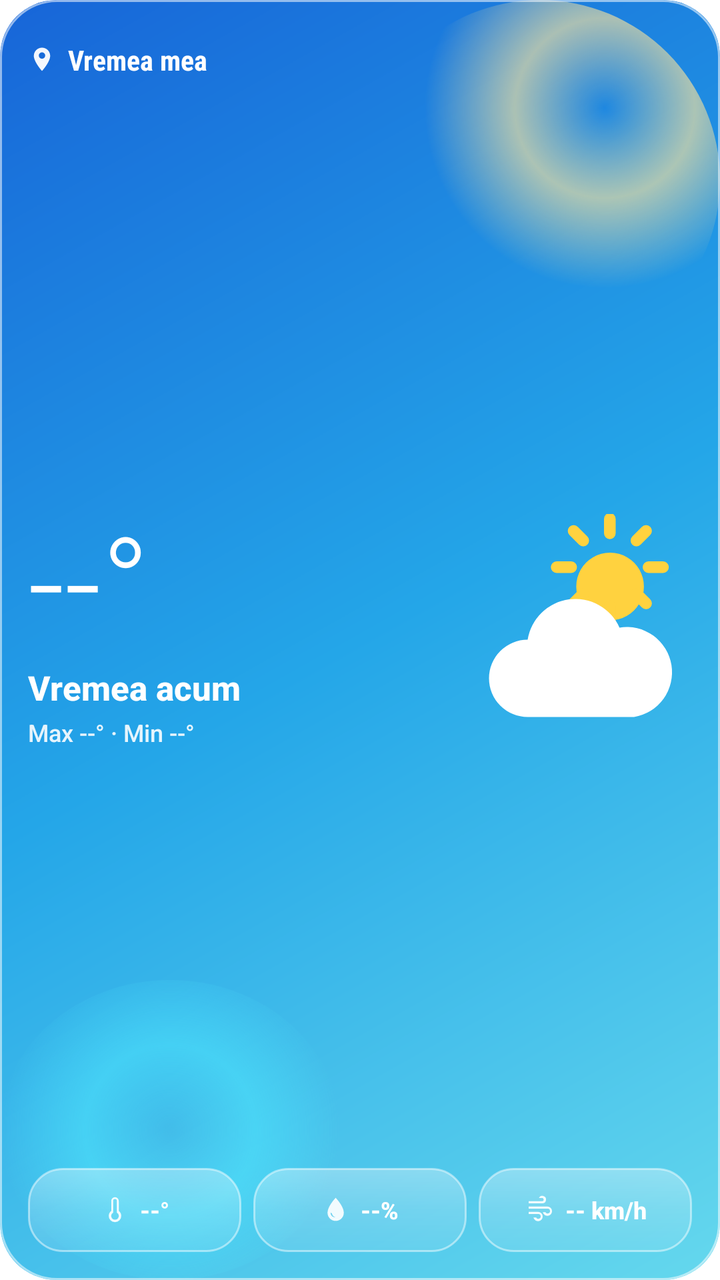
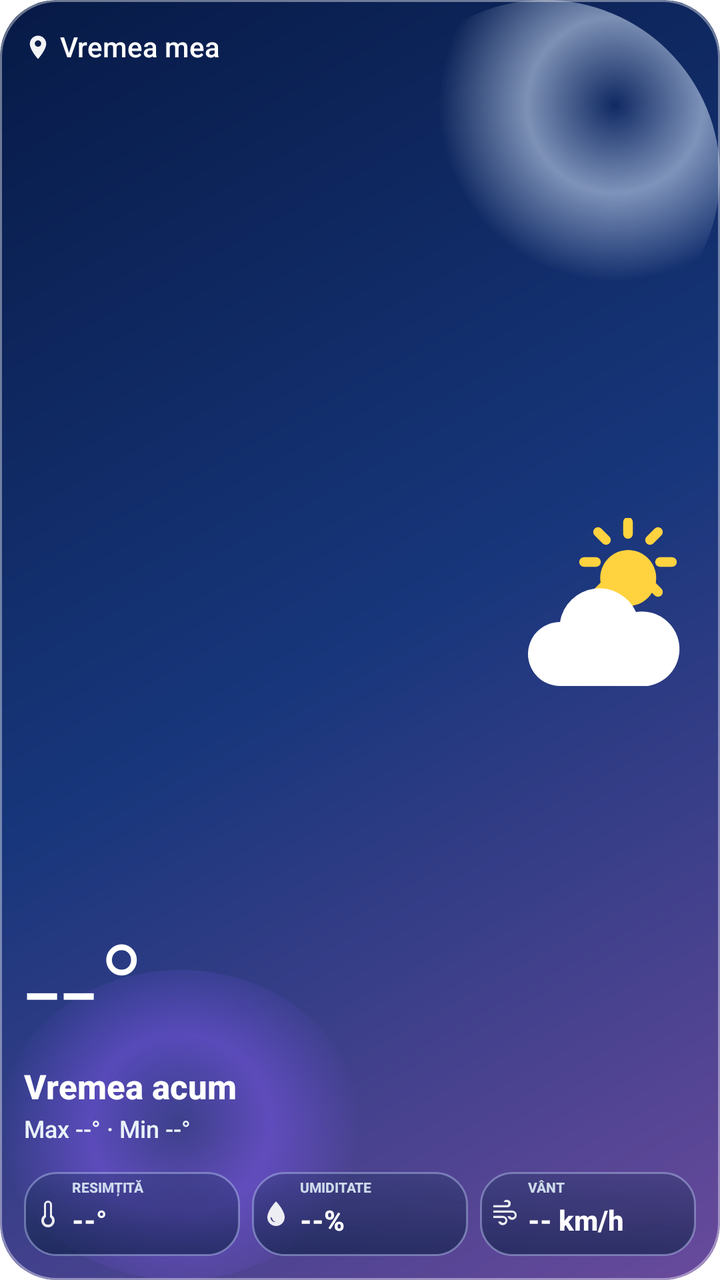

Screens rendered from an Android XML layout before and after an edit, with the pre-edit source and the edit as a unified diff.
<!-- AndroidManifest.xml: application theme android:Theme.Translucent.NoTitleBar -->
<!-- res/layout/widget_details.xml -->
<?xml version="1.0" encoding="utf-8"?>
<LinearLayout xmlns:android="http://schemas.android.com/apk/res/android"
    android:id="@+id/details_root"
    android:layout_width="match_parent"
    android:layout_height="match_parent"
    android:background="@drawable/widget_weather_day"
    android:clipToOutline="true"
    android:orientation="vertical"
    android:padding="14dp">

    <LinearLayout
        android:layout_width="match_parent"
        android:layout_height="32dp"
        android:gravity="center_vertical"
        android:orientation="horizontal">

        <TextView
            android:id="@+id/details_oras"
            android:layout_width="0dp"
            android:layout_height="wrap_content"
            android:layout_weight="1"
            android:drawableStart="@drawable/ic_widget_location"
            android:drawablePadding="6dp"
            android:ellipsize="end"
            android:fontFamily="sans-serif-condensed"
            android:maxLines="1"
            android:text="@string/widget_preview_city"
            android:textColor="#FFFFFFFF"
            android:textSize="14sp"
            android:textStyle="bold" />

        <TextView
            android:id="@+id/details_actualizat"
            android:layout_width="wrap_content"
            android:layout_height="wrap_content"
            android:layout_marginEnd="6dp"
            android:maxLines="1"
            android:text=""
            android:textColor="#D8FFFFFF"
            android:textSize="10sp" />
</LinearLayout>

    <LinearLayout
        android:layout_width="match_parent"
        android:layout_height="0dp"
        android:layout_weight="1"
        android:baselineAligned="false"
        android:gravity="center_vertical"
        android:orientation="horizontal">

        <LinearLayout
            android:layout_width="0dp"
            android:layout_height="wrap_content"
            android:layout_weight="1"
            android:orientation="vertical">

            <TextView
                android:id="@+id/details_temp"
                android:layout_width="wrap_content"
                android:layout_height="wrap_content"
                android:fontFamily="sans-serif-light"
                android:includeFontPadding="false"
                android:maxLines="1"
                android:text="--°"
                android:textColor="#FFFFFFFF"
                android:textSize="64sp" />

            <TextView
                android:id="@+id/details_desc"
                android:layout_width="match_parent"
                android:layout_height="wrap_content"
                android:layout_marginTop="2dp"
                android:ellipsize="end"
                android:fontFamily="sans-serif-medium"
                android:maxLines="1"
                android:text="Vremea acum"
                android:textColor="#FFFFFFFF"
                android:textSize="17sp"
                android:textStyle="bold" />

            <TextView
                android:id="@+id/details_maxmin"
                android:layout_width="match_parent"
                android:layout_height="wrap_content"
                android:layout_marginTop="3dp"
                android:ellipsize="end"
                android:fontFamily="sans-serif-medium"
                android:maxLines="1"
                android:text="Max --° · Min --°"
                android:textColor="#E2FFFFFF"
                android:textSize="12sp" />

            <TextView
                android:id="@+id/details_warning"
                android:layout_width="wrap_content"
                android:layout_height="wrap_content"
                android:layout_marginTop="5dp"
                android:background="@drawable/widget_warning_yellow"
                android:ellipsize="end"
                android:maxLines="1"
                android:paddingStart="8dp"
                android:paddingTop="4dp"
                android:paddingEnd="8dp"
                android:paddingBottom="4dp"
                android:text="! COD"
                android:textColor="#27313B"
                android:textSize="8sp"
                android:textStyle="bold"
                android:visibility="gone" />
        </LinearLayout>

        <ImageView
            android:id="@+id/details_icon"
            android:layout_width="116dp"
            android:layout_height="116dp"
            android:layout_marginStart="10dp"
            android:contentDescription="Starea vremii"
            android:src="@drawable/ic_w_partial" />
    </LinearLayout>

    <LinearLayout
        android:layout_width="match_parent"
        android:layout_height="42dp"
        android:baselineAligned="false"
        android:orientation="horizontal">

        <LinearLayout
            android:layout_width="0dp"
            android:layout_height="match_parent"
            android:layout_marginEnd="4dp"
            android:layout_weight="1"
            android:background="@drawable/widget_glass"
            android:gravity="center"
            android:orientation="horizontal"
            android:paddingStart="7dp"
            android:paddingEnd="7dp">
            <ImageView android:layout_width="15dp" android:layout_height="15dp" android:contentDescription="Temperatura resimțită" android:src="@drawable/ic_widget_thermo" />
            <TextView android:id="@+id/details_feels" android:layout_width="wrap_content" android:layout_height="wrap_content" android:layout_marginStart="5dp" android:ellipsize="end" android:fontFamily="sans-serif-medium" android:maxLines="1" android:text="--°" android:textColor="#FFFFFFFF" android:textSize="12sp" android:textStyle="bold" />
        </LinearLayout>

        <LinearLayout
            android:layout_width="0dp"
            android:layout_height="match_parent"
            android:layout_marginStart="2dp"
            android:layout_marginEnd="2dp"
            android:layout_weight="1"
            android:background="@drawable/widget_glass"
            android:gravity="center"
            android:orientation="horizontal"
            android:paddingStart="7dp"
            android:paddingEnd="7dp">
            <ImageView android:layout_width="15dp" android:layout_height="15dp" android:contentDescription="Umiditate" android:src="@drawable/ic_widget_drop" />
            <TextView android:id="@+id/details_humidity" android:layout_width="wrap_content" android:layout_height="wrap_content" android:layout_marginStart="5dp" android:ellipsize="end" android:fontFamily="sans-serif-medium" android:maxLines="1" android:text="--%" android:textColor="#FFFFFFFF" android:textSize="12sp" android:textStyle="bold" />
        </LinearLayout>

        <LinearLayout
            android:layout_width="0dp"
            android:layout_height="match_parent"
            android:layout_marginStart="4dp"
            android:layout_weight="1"
            android:background="@drawable/widget_glass"
            android:gravity="center"
            android:orientation="horizontal"
            android:paddingStart="7dp"
            android:paddingEnd="7dp">
            <ImageView android:layout_width="16dp" android:layout_height="16dp" android:contentDescription="Vânt" android:src="@drawable/ic_widget_wind" />
            <TextView android:id="@+id/details_wind" android:layout_width="wrap_content" android:layout_height="wrap_content" android:layout_marginStart="5dp" android:ellipsize="end" android:fontFamily="sans-serif-medium" android:maxLines="1" android:text="-- km/h" android:textColor="#FFFFFFFF" android:textSize="12sp" android:textStyle="bold" />
        </LinearLayout>
    </LinearLayout>
</LinearLayout>
<!-- resources referenced by this layout -->
<resources>
  <!-- drawable ic_widget_drop (drawable) -->
  <vector xmlns:android="http://schemas.android.com/apk/res/android" android:width="14dp" android:height="14dp" android:viewportWidth="24" android:viewportHeight="24">
      <path android:fillColor="#E8FFFFFF" android:pathData="M12,2.5S5.5,9.2 5.5,14.5a6.5,6.5 0,1 0,13,0C18.5,9.2 12,2.5 12,2.5zM9,15c0.3,1.7 1.3,2.7 3,3c-2.4,0.4 -4.4,-1.6 -4,-4c0.2,0.6 0.5,0.9 1,1z" />
  </vector>
  <!-- drawable ic_widget_location (drawable) -->
  <vector xmlns:android="http://schemas.android.com/apk/res/android" android:width="14dp" android:height="14dp" android:viewportWidth="24" android:viewportHeight="24">
      <path android:fillColor="#F2FFFFFF" android:pathData="M12,2C8.13,2 5,5.13 5,9c0,5.25 7,13 7,13s7,-7.75 7,-13c0,-3.87 -3.13,-7 -7,-7zM12,11.5A2.5,2.5 0,1 1,12,6a2.5,2.5 0,0 1,0,5.5z" />
  </vector>
  <!-- drawable ic_widget_thermo (drawable) -->
  <vector xmlns:android="http://schemas.android.com/apk/res/android" android:width="14dp" android:height="14dp" android:viewportWidth="24" android:viewportHeight="24">
      <path android:fillColor="#E8FFFFFF" android:pathData="M15,13V5a3,3 0,0 0,-6,0v8a5,5 0,1 0,6,0zM12,20a3,3 0,0 1,-1.5,-5.6V5a1.5,1.5 0,0 1,3,0v9.4A3,3 0,0 1,12,20z" />
  </vector>
  <!-- drawable ic_widget_wind (drawable) -->
  <vector xmlns:android="http://schemas.android.com/apk/res/android" android:width="15dp" android:height="15dp" android:viewportWidth="24" android:viewportHeight="24">
      <path android:fillColor="#E8FFFFFF" android:pathData="M4,7h10.2a2.8,2.8 0,1 0,-2.5,-4h2.1a1.2,1.2 0,1 1,0.4,2.4H4V7zM4,11h14.2a1.8,1.8 0,1 1,-1.6,2.6h-2a3.5,3.5 0,1 0,3.6,-4.2H4V11zM4,15h7.2a1.8,1.8 0,1 1,-1.6,2.6h-2a3.5,3.5 0,1 0,3.6,-4.2H4V15z" />
  </vector>
  <!-- drawable widget_glass (drawable) -->
  <?xml version="1.0" encoding="utf-8"?>
  <shape xmlns:android="http://schemas.android.com/apk/res/android" android:shape="rectangle">
      <corners android:radius="17dp" />
      <gradient android:angle="270" android:startColor="#55FFFFFF" android:centerColor="#2EFFFFFF" android:endColor="#16FFFFFF" />
      <stroke android:width="1dp" android:color="#78FFFFFF" />
  </shape>
  <!-- drawable widget_warning_yellow (drawable) -->
  <?xml version="1.0" encoding="utf-8"?>
  <shape xmlns:android="http://schemas.android.com/apk/res/android" android:shape="rectangle">
      <corners android:radius="12dp" />
      <solid android:color="#FFFFD34F" />
  </shape>
  <!-- drawable widget_weather_day (drawable) -->
  <?xml version="1.0" encoding="utf-8"?>
  <layer-list xmlns:android="http://schemas.android.com/apk/res/android">
      <item><shape android:shape="rectangle"><corners android:radius="28dp" /><gradient android:angle="315" android:startColor="#1765D8" android:centerColor="#24A6E8" android:endColor="#65D8ED" /></shape></item>
      <item android:gravity="top|end" android:width="180dp" android:height="180dp"><shape android:shape="oval"><gradient android:type="radial" android:gradientRadius="90dp" android:centerColor="#A0FFE59A" android:centerX="0.68" android:centerY="0.30" android:endColor="#00FFE59A" /></shape></item>
      <item android:gravity="bottom|start" android:width="170dp" android:height="150dp"><shape android:shape="oval"><gradient android:type="radial" android:gradientRadius="85dp" android:centerColor="#784EEBFF" android:endColor="#004EEBFF" /></shape></item>
      <item><shape android:shape="rectangle"><corners android:radius="28dp" /><stroke android:width="1dp" android:color="#88FFFFFF" /></shape></item>
  </layer-list>
  <string name="widget_preview_city">Vremea mea</string>
  <!-- unchanged entries left out for length: 1 -->
</resources>

<!-- the commit's change to res/layout/widget_details.xml (unified diff, before → after) -->
@@ -1,170 +1,39 @@
-<?xml version="1.0" encoding="utf-8"?>
-<LinearLayout xmlns:android="http://schemas.android.com/apk/res/android"
-    android:id="@+id/details_root"
-    android:layout_width="match_parent"
-    android:layout_height="match_parent"
-    android:background="@drawable/widget_weather_day"
-    android:clipToOutline="true"
-    android:orientation="vertical"
-    android:padding="14dp">
-
-    <LinearLayout
-        android:layout_width="match_parent"
-        android:layout_height="32dp"
-        android:gravity="center_vertical"
-        android:orientation="horizontal">
-
-        <TextView
-            android:id="@+id/details_oras"
-            android:layout_width="0dp"
-            android:layout_height="wrap_content"
-            android:layout_weight="1"
-            android:drawableStart="@drawable/ic_widget_location"
-            android:drawablePadding="6dp"
-            android:ellipsize="end"
-            android:fontFamily="sans-serif-condensed"
-            android:maxLines="1"
-            android:text="@string/widget_preview_city"
-            android:textColor="#FFFFFFFF"
-            android:textSize="14sp"
-            android:textStyle="bold" />
-
-        <TextView
-            android:id="@+id/details_actualizat"
-            android:layout_width="wrap_content"
-            android:layout_height="wrap_content"
-            android:layout_marginEnd="6dp"
-            android:maxLines="1"
-            android:text=""
-            android:textColor="#D8FFFFFF"
-            android:textSize="10sp" />
-</LinearLayout>
-
-    <LinearLayout
-        android:layout_width="match_parent"
-        android:layout_height="0dp"
-        android:layout_weight="1"
-        android:baselineAligned="false"
-        android:gravity="center_vertical"
-        android:orientation="horizontal">
-
-        <LinearLayout
-            android:layout_width="0dp"
-            android:layout_height="wrap_content"
-            android:layout_weight="1"
-            android:orientation="vertical">
-
-            <TextView
-                android:id="@+id/details_temp"
-                android:layout_width="wrap_content"
-                android:layout_height="wrap_content"
-                android:fontFamily="sans-serif-light"
-                android:includeFontPadding="false"
-                android:maxLines="1"
-                android:text="--°"
-                android:textColor="#FFFFFFFF"
-                android:textSize="64sp" />
-
-            <TextView
-                android:id="@+id/details_desc"
-                android:layout_width="match_parent"
-                android:layout_height="wrap_content"
-                android:layout_marginTop="2dp"
-                android:ellipsize="end"
-                android:fontFamily="sans-serif-medium"
-                android:maxLines="1"
-                android:text="Vremea acum"
-                android:textColor="#FFFFFFFF"
-                android:textSize="17sp"
-                android:textStyle="bold" />
-
-            <TextView
-                android:id="@+id/details_maxmin"
-                android:layout_width="match_parent"
-                android:layout_height="wrap_content"
-                android:layout_marginTop="3dp"
-                android:ellipsize="end"
-                android:fontFamily="sans-serif-medium"
-                android:maxLines="1"
-                android:text="Max --° · Min --°"
-                android:textColor="#E2FFFFFF"
-                android:textSize="12sp" />
-
-            <TextView
-                android:id="@+id/details_warning"
-                android:layout_width="wrap_content"
-                android:layout_height="wrap_content"
-                android:layout_marginTop="5dp"
-                android:background="@drawable/widget_warning_yellow"
-                android:ellipsize="end"
-                android:maxLines="1"
-                android:paddingStart="8dp"
-                android:paddingTop="4dp"
-                android:paddingEnd="8dp"
-                android:paddingBottom="4dp"
-                android:text="! COD"
-                android:textColor="#27313B"
-                android:textSize="8sp"
-                android:textStyle="bold"
-                android:visibility="gone" />
+<?xml version='1.0' encoding='utf-8'?>
+<LinearLayout xmlns:android="http://schemas.android.com/apk/res/android" android:id="@+id/details_root" android:layout_width="match_parent" android:layout_height="match_parent" android:background="@drawable/widget_weather_night" android:clipToOutline="true" android:orientation="vertical" android:padding="12dp">
+    <LinearLayout android:layout_width="match_parent" android:layout_height="24dp" android:orientation="horizontal" android:gravity="center_vertical">
+        <TextView android:id="@+id/details_oras" android:layout_width="0dp" android:layout_height="wrap_content" android:includeFontPadding="false" android:maxLines="1" android:ellipsize="end" android:fontFamily="sans-serif-medium" android:textColor="#FFFFFFFF" android:textSize="14sp" android:autoSizeTextType="uniform" android:autoSizeMinTextSize="6sp" android:autoSizeMaxTextSize="14sp" android:autoSizeStepGranularity="1sp" android:text="@string/widget_preview_city" android:drawableStart="@drawable/ic_widget_location" android:drawablePadding="4dp" android:layout_weight="1" />
+        <TextView android:id="@+id/details_actualizat" android:layout_width="40dp" android:layout_height="wrap_content" android:includeFontPadding="false" android:maxLines="1" android:ellipsize="end" android:fontFamily="sans-serif-medium" android:textColor="#FFFFFFFF" android:textSize="9sp" android:autoSizeTextType="uniform" android:autoSizeMinTextSize="6sp" android:autoSizeMaxTextSize="9sp" android:autoSizeStepGranularity="1sp" android:text="" android:gravity="end" />
+    </LinearLayout>
+    <LinearLayout android:layout_width="match_parent" android:layout_height="0dp" android:layout_weight="1" android:orientation="horizontal" android:gravity="center_vertical" android:baselineAligned="false" android:layout_marginTop="2dp" android:layout_marginBottom="10dp" android:id="@+id/details_hero">
+        <LinearLayout android:layout_width="0dp" android:layout_height="match_parent" android:layout_weight="1" android:orientation="vertical" android:gravity="center_vertical">
+            <TextView android:id="@+id/details_temp" android:layout_width="match_parent" android:layout_height="0dp" android:includeFontPadding="false" android:maxLines="1" android:ellipsize="end" android:fontFamily="sans-serif-light" android:textColor="#FFFFFFFF" android:textSize="64sp" android:autoSizeTextType="uniform" android:autoSizeMinTextSize="16sp" android:autoSizeMaxTextSize="64sp" android:autoSizeStepGranularity="1sp" android:text="--°" android:layout_weight="1" android:gravity="bottom" />
+            <TextView android:id="@+id/details_desc" android:layout_width="match_parent" android:layout_height="22dp" android:includeFontPadding="false" android:maxLines="1" android:ellipsize="end" android:fontFamily="sans-serif-medium" android:textColor="#FFFFFFFF" android:textSize="17sp" android:autoSizeTextType="uniform" android:autoSizeMinTextSize="6sp" android:autoSizeMaxTextSize="17sp" android:autoSizeStepGranularity="1sp" android:text="Vremea acum" android:textStyle="bold" />
+            <TextView android:id="@+id/details_maxmin" android:layout_width="match_parent" android:layout_height="18dp" android:includeFontPadding="false" android:maxLines="1" android:ellipsize="end" android:fontFamily="sans-serif-medium" android:textColor="#EDF5FFFF" android:textSize="12sp" android:autoSizeTextType="uniform" android:autoSizeMinTextSize="6sp" android:autoSizeMaxTextSize="12sp" android:autoSizeStepGranularity="1sp" android:text="Max --° · Min --°" android:layout_marginTop="2dp" />
         </LinearLayout>
-
-        <ImageView
-            android:id="@+id/details_icon"
-            android:layout_width="116dp"
-            android:layout_height="116dp"
-            android:layout_marginStart="10dp"
-            android:contentDescription="Starea vremii"
-            android:src="@drawable/ic_w_partial" />
+        <ImageView android:id="@+id/details_icon" android:layout_width="96dp" android:layout_height="match_parent" android:layout_marginStart="8dp" android:scaleType="fitCenter" android:contentDescription="Starea vremii" android:src="@drawable/ic_w_partial" />
     </LinearLayout>
-
-    <LinearLayout
-        android:layout_width="match_parent"
-        android:layout_height="42dp"
-        android:baselineAligned="false"
-        android:orientation="horizontal">
-
-        <LinearLayout
-            android:layout_width="0dp"
-            android:layout_height="match_parent"
-            android:layout_marginEnd="4dp"
-            android:layout_weight="1"
-            android:background="@drawable/widget_glass"
-            android:gravity="center"
-            android:orientation="horizontal"
-            android:paddingStart="7dp"
-            android:paddingEnd="7dp">
-            <ImageView android:layout_width="15dp" android:layout_height="15dp" android:contentDescription="Temperatura resimțită" android:src="@drawable/ic_widget_thermo" />
-            <TextView android:id="@+id/details_feels" android:layout_width="wrap_content" android:layout_height="wrap_content" android:layout_marginStart="5dp" android:ellipsize="end" android:fontFamily="sans-serif-medium" android:maxLines="1" android:text="--°" android:textColor="#FFFFFFFF" android:textSize="12sp" android:textStyle="bold" />
+    <TextView android:id="@+id/details_warning" android:layout_width="match_parent" android:layout_height="16dp" android:includeFontPadding="false" android:maxLines="1" android:ellipsize="end" android:fontFamily="sans-serif-medium" android:textColor="#202E43" android:textSize="9sp" android:autoSizeTextType="uniform" android:autoSizeMinTextSize="7sp" android:autoSizeMaxTextSize="9sp" android:autoSizeStepGranularity="1sp" android:text="! COD" android:background="@drawable/widget_warning_yellow" android:visibility="gone" android:paddingStart="7dp" android:paddingEnd="7dp" android:layout_marginBottom="3dp" />
+    <LinearLayout android:layout_width="match_parent" android:layout_height="42dp" android:orientation="horizontal" android:baselineAligned="false" android:id="@+id/details_metrics">
+        <LinearLayout android:layout_width="0dp" android:layout_height="match_parent" android:layout_weight="1" android:layout_marginStart="0dp" android:layout_marginEnd="3dp" android:background="@drawable/widget_details_panel" android:orientation="horizontal" android:gravity="center" android:paddingStart="4dp" android:paddingEnd="4dp" android:paddingTop="4dp" android:paddingBottom="4dp">
+            <ImageView android:layout_width="16dp" android:layout_height="16dp" android:src="@drawable/ic_widget_thermo" android:contentDescription="RESIMȚITĂ" />
+            <LinearLayout android:layout_width="0dp" android:layout_height="match_parent" android:layout_weight="1" android:layout_marginStart="4dp" android:orientation="vertical" android:gravity="center_vertical">
+                <TextView android:id="@+id/details_feels_label" android:layout_width="match_parent" android:layout_height="0dp" android:includeFontPadding="false" android:maxLines="1" android:ellipsize="end" android:fontFamily="sans-serif-medium" android:textColor="#D8E8F8FF" android:textSize="7sp" android:autoSizeTextType="uniform" android:autoSizeMinTextSize="3sp" android:autoSizeMaxTextSize="7sp" android:autoSizeStepGranularity="1sp" android:text="RESIMȚITĂ" android:textStyle="bold" android:layout_weight="1" />
+                <TextView android:id="@+id/details_feels" android:layout_width="match_parent" android:layout_height="0dp" android:includeFontPadding="false" android:maxLines="1" android:ellipsize="end" android:fontFamily="sans-serif-medium" android:textColor="#FFFFFFFF" android:textSize="14sp" android:autoSizeTextType="uniform" android:autoSizeMinTextSize="5sp" android:autoSizeMaxTextSize="14sp" android:autoSizeStepGranularity="1sp" android:text="--°" android:textStyle="bold" android:layout_weight="1.7" />
+            </LinearLayout>
         </LinearLayout>
-
-        <LinearLayout
-            android:layout_width="0dp"
-            android:layout_height="match_parent"
-            android:layout_marginStart="2dp"
-            android:layout_marginEnd="2dp"
-            android:layout_weight="1"
-            android:background="@drawable/widget_glass"
-            android:gravity="center"
-            android:orientation="horizontal"
-            android:paddingStart="7dp"
-            android:paddingEnd="7dp">
-            <ImageView android:layout_width="15dp" android:layout_height="15dp" android:contentDescription="Umiditate" android:src="@drawable/ic_widget_drop" />
-            <TextView android:id="@+id/details_humidity" android:layout_width="wrap_content" android:layout_height="wrap_content" android:layout_marginStart="5dp" android:ellipsize="end" android:fontFamily="sans-serif-medium" android:maxLines="1" android:text="--%" android:textColor="#FFFFFFFF" android:textSize="12sp" android:textStyle="bold" />
+        <LinearLayout android:layout_width="0dp" android:layout_height="match_parent" android:layout_weight="1" android:layout_marginStart="3dp" android:layout_marginEnd="3dp" android:background="@drawable/widget_details_panel" android:orientation="horizontal" android:gravity="center" android:paddingStart="4dp" android:paddingEnd="4dp" android:paddingTop="4dp" android:paddingBottom="4dp">
+            <ImageView android:layout_width="16dp" android:layout_height="16dp" android:src="@drawable/ic_widget_drop" android:contentDescription="UMIDITATE" />
+            <LinearLayout android:layout_width="0dp" android:layout_height="match_parent" android:layout_weight="1" android:layout_marginStart="4dp" android:orientation="vertical" android:gravity="center_vertical">
+                <TextView android:id="@+id/details_humidity_label" android:layout_width="match_parent" android:layout_height="0dp" android:includeFontPadding="false" android:maxLines="1" android:ellipsize="end" android:fontFamily="sans-serif-medium" android:textColor="#D8E8F8FF" android:textSize="7sp" android:autoSizeTextType="uniform" android:autoSizeMinTextSize="3sp" android:autoSizeMaxTextSize="7sp" android:autoSizeStepGranularity="1sp" android:text="UMIDITATE" android:textStyle="bold" android:layout_weight="1" />
+                <TextView android:id="@+id/details_humidity" android:layout_width="match_parent" android:layout_height="0dp" android:includeFontPadding="false" android:maxLines="1" android:ellipsize="end" android:fontFamily="sans-serif-medium" android:textColor="#FFFFFFFF" android:textSize="14sp" android:autoSizeTextType="uniform" android:autoSizeMinTextSize="5sp" android:autoSizeMaxTextSize="14sp" android:autoSizeStepGranularity="1sp" android:text="--%" android:textStyle="bold" android:layout_weight="1.7" />
+            </LinearLayout>
         </LinearLayout>
-
-        <LinearLayout
-            android:layout_width="0dp"
-            android:layout_height="match_parent"
-            android:layout_marginStart="4dp"
-            android:layout_weight="1"
-            android:background="@drawable/widget_glass"
-            android:gravity="center"
-            android:orientation="horizontal"
-            android:paddingStart="7dp"
-            android:paddingEnd="7dp">
-            <ImageView android:layout_width="16dp" android:layout_height="16dp" android:contentDescription="Vânt" android:src="@drawable/ic_widget_wind" />
-            <TextView android:id="@+id/details_wind" android:layout_width="wrap_content" android:layout_height="wrap_content" android:layout_marginStart="5dp" android:ellipsize="end" android:fontFamily="sans-serif-medium" android:maxLines="1" android:text="-- km/h" android:textColor="#FFFFFFFF" android:textSize="12sp" android:textStyle="bold" />
+        <LinearLayout android:layout_width="0dp" android:layout_height="match_parent" android:layout_weight="1" android:layout_marginStart="3dp" android:layout_marginEnd="0dp" android:background="@drawable/widget_details_panel" android:orientation="horizontal" android:gravity="center" android:paddingStart="4dp" android:paddingEnd="4dp" android:paddingTop="4dp" android:paddingBottom="4dp">
+            <ImageView android:layout_width="16dp" android:layout_height="16dp" android:src="@drawable/ic_widget_wind" android:contentDescription="VÂNT" />
+            <LinearLayout android:layout_width="0dp" android:layout_height="match_parent" android:layout_weight="1" android:layout_marginStart="4dp" android:orientation="vertical" android:gravity="center_vertical">
+                <TextView android:id="@+id/details_wind_label" android:layout_width="match_parent" android:layout_height="0dp" android:includeFontPadding="false" android:maxLines="1" android:ellipsize="end" android:fontFamily="sans-serif-medium" android:textColor="#D8E8F8FF" android:textSize="7sp" android:autoSizeTextType="uniform" android:autoSizeMinTextSize="3sp" android:autoSizeMaxTextSize="7sp" android:autoSizeStepGranularity="1sp" android:text="VÂNT" android:textStyle="bold" android:layout_weight="1" />
+                <TextView android:id="@+id/details_wind" android:layout_width="match_parent" android:layout_height="0dp" android:includeFontPadding="false" android:maxLines="1" android:ellipsize="end" android:fontFamily="sans-serif-medium" android:textColor="#FFFFFFFF" android:textSize="14sp" android:autoSizeTextType="uniform" android:autoSizeMinTextSize="5sp" android:autoSizeMaxTextSize="14sp" android:autoSizeStepGranularity="1sp" android:text="-- km/h" android:textStyle="bold" android:layout_weight="1.7" />
+            </LinearLayout>
         </LinearLayout>
     </LinearLayout>
 </LinearLayout>
<!-- resource entries referenced after the edit -->
@@ -16,12 +16,12 @@
   <vector xmlns:android="http://schemas.android.com/apk/res/android" android:width="15dp" android:height="15dp" android:viewportWidth="24" android:viewportHeight="24">
       <path android:fillColor="#E8FFFFFF" android:pathData="M4,7h10.2a2.8,2.8 0,1 0,-2.5,-4h2.1a1.2,1.2 0,1 1,0.4,2.4H4V7zM4,11h14.2a1.8,1.8 0,1 1,-1.6,2.6h-2a3.5,3.5 0,1 0,3.6,-4.2H4V11zM4,15h7.2a1.8,1.8 0,1 1,-1.6,2.6h-2a3.5,3.5 0,1 0,3.6,-4.2H4V15z" />
   </vector>
-  <!-- drawable widget_glass (drawable) -->
+  <!-- drawable widget_details_panel (drawable) -->
   <?xml version="1.0" encoding="utf-8"?>
-  <shape xmlns:android="http://schemas.android.com/apk/res/android" android:shape="rectangle">
-      <corners android:radius="17dp" />
-      <gradient android:angle="270" android:startColor="#55FFFFFF" android:centerColor="#2EFFFFFF" android:endColor="#16FFFFFF" />
-      <stroke android:width="1dp" android:color="#78FFFFFF" />
+  <shape xmlns:android="http://schemas.android.com/apk/res/android">
+   <corners android:radius="16dp"/>
+   <gradient android:angle="270" android:startColor="#501C315C" android:endColor="#9C0B1E44"/>
+   <stroke android:width="1dp" android:color="#60C6DFFF"/>
   </shape>
   <!-- drawable widget_warning_yellow (drawable) -->
   <?xml version="1.0" encoding="utf-8"?>
@@ -29,13 +29,13 @@
       <corners android:radius="12dp" />
       <solid android:color="#FFFFD34F" />
   </shape>
-  <!-- drawable widget_weather_day (drawable) -->
+  <!-- drawable widget_weather_night (drawable) -->
   <?xml version="1.0" encoding="utf-8"?>
   <layer-list xmlns:android="http://schemas.android.com/apk/res/android">
-      <item><shape android:shape="rectangle"><corners android:radius="28dp" /><gradient android:angle="315" android:startColor="#1765D8" android:centerColor="#24A6E8" android:endColor="#65D8ED" /></shape></item>
-      <item android:gravity="top|end" android:width="180dp" android:height="180dp"><shape android:shape="oval"><gradient android:type="radial" android:gradientRadius="90dp" android:centerColor="#A0FFE59A" android:centerX="0.68" android:centerY="0.30" android:endColor="#00FFE59A" /></shape></item>
-      <item android:gravity="bottom|start" android:width="170dp" android:height="150dp"><shape android:shape="oval"><gradient android:type="radial" android:gradientRadius="85dp" android:centerColor="#784EEBFF" android:endColor="#004EEBFF" /></shape></item>
-      <item><shape android:shape="rectangle"><corners android:radius="28dp" /><stroke android:width="1dp" android:color="#88FFFFFF" /></shape></item>
+      <item><shape android:shape="rectangle"><corners android:radius="28dp" /><gradient android:angle="315" android:startColor="#071A46" android:centerColor="#17367B" android:endColor="#694A9C" /></shape></item>
+      <item android:gravity="top|end" android:width="175dp" android:height="175dp"><shape android:shape="oval"><gradient android:type="radial" android:gradientRadius="88dp" android:centerColor="#8ADAEAFF" android:centerX="0.70" android:centerY="0.30" android:endColor="#00DAEAFF" /></shape></item>
+      <item android:gravity="bottom|start" android:width="180dp" android:height="155dp"><shape android:shape="oval"><gradient android:type="radial" android:gradientRadius="90dp" android:centerColor="#6B895CFF" android:endColor="#00895CFF" /></shape></item>
+      <item><shape android:shape="rectangle"><corners android:radius="28dp" /><stroke android:width="1dp" android:color="#68FFFFFF" /></shape></item>
   </layer-list>
   <string name="widget_preview_city">Vremea mea</string>
   <!-- unchanged entries left out for length: 1 -->
